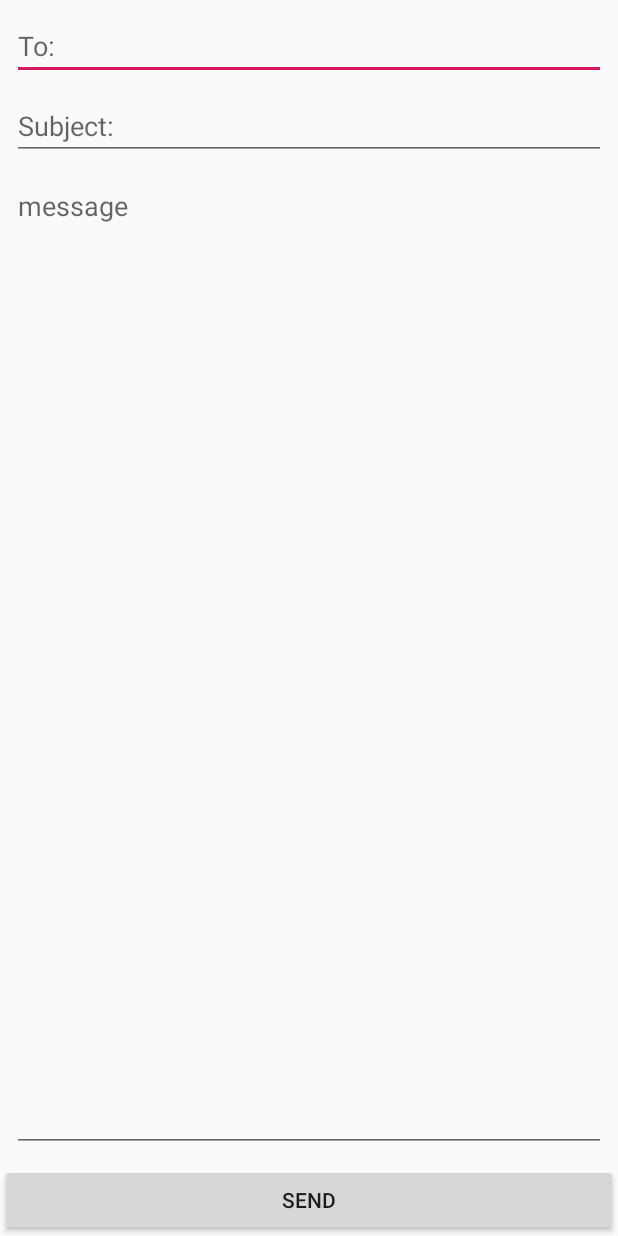
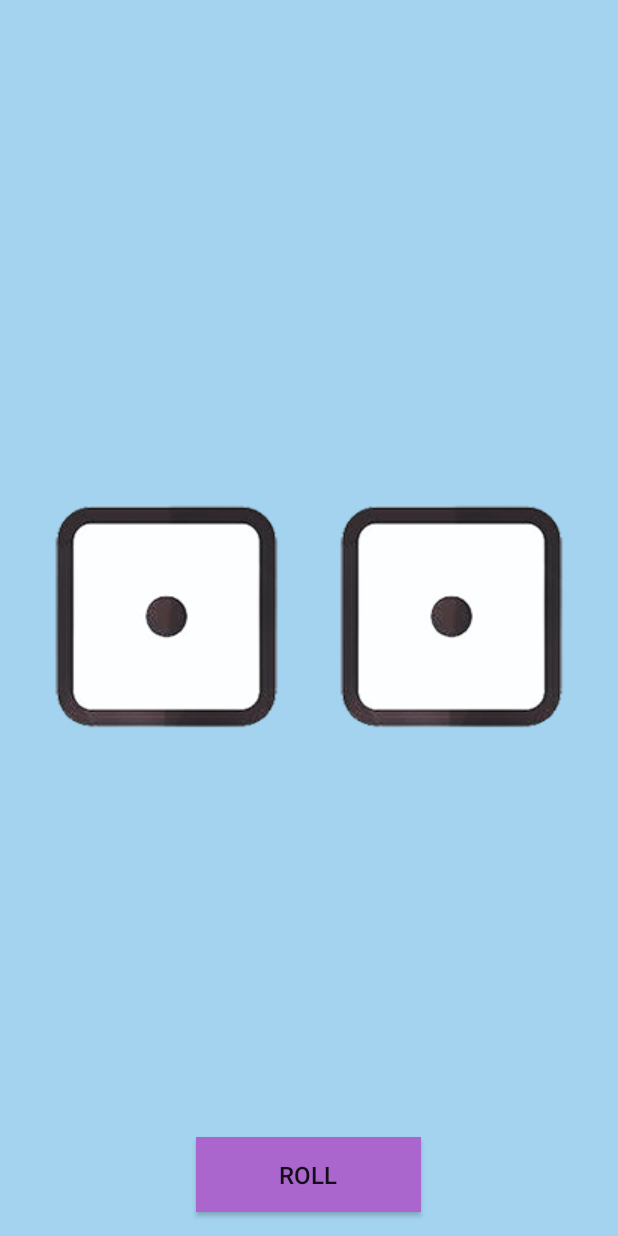
Before and after one commit to omooooori/MyFirstKotlinApp, an Android app: the screen it shows after launch (MailApp before the commit, DiceApp after it), on a phone screen of 412 x 824 dp. Run offline under Robolectric (Android 15) with nearby library versions, the phone set to English and light mode, and no system bars.

Commit message:
Create Dice App page

```diff
--- a/app/src/main/AndroidManifest.xml
+++ b/app/src/main/AndroidManifest.xml
@@ -9,8 +9,8 @@
         android:roundIcon="@mipmap/ic_launcher_round"
         android:supportsRtl="true"
         android:theme="@style/AppTheme">
-<!--        <activity android:name=".MailApp"></activity>-->
-        <activity android:name=".MailApp">
+<!--        <activity android:name=".DiceApp"></activity>-->
+        <activity android:name=".DiceApp">
             <intent-filter>
                 <action android:name="android.intent.action.MAIN" />
 
--- /dev/null
+++ b/app/src/main/java/com/android/wings/websarva/kotlinapp/DiceApp.kt
@@ -0,0 +1,50 @@
+package com.android.wings.websarva.kotlinapp
+
+import androidx.appcompat.app.AppCompatActivity
+import android.os.Bundle
+import android.widget.Button
+import android.widget.ImageView
+import java.util.*
+
+class DiceApp : AppCompatActivity() {
+
+    override fun onCreate(savedInstanceState: Bundle?) {
+        super.onCreate(savedInstanceState)
+        setContentView(R.layout.activity_dice_app)
+
+        val rollButton: Button = findViewById(R.id.button_id)
+
+        val diceOne: ImageView = findViewById(R.id.first_dice)
+        val diceTwo: ImageView = findViewById(R.id.second_dice)
+
+        rollButton.setOnClickListener() {
+            val randomNumber1 = Random().nextInt(6) + 1  // {from 0 to 5} + 1
+
+            val resourceDrawable1 = when (randomNumber1) {
+                1 -> R.drawable.dice1
+                2 -> R.drawable.dice2
+                3 -> R.drawable.dice3
+                4 -> R.drawable.dice4
+                5 -> R.drawable.dice5
+                6 -> R.drawable.dice6
+                else -> R.drawable.dice6
+            }
+
+            diceOne.setImageResource(resourceDrawable1)
+
+            val randomNumber2 = Random().nextInt(6) + 1  // {from 0 to 5} + 1
+
+            val resourceDrawable2 = when (randomNumber2) {
+                1 -> R.drawable.dice1
+                2 -> R.drawable.dice2
+                3 -> R.drawable.dice3
+                4 -> R.drawable.dice4
+                5 -> R.drawable.dice5
+                6 -> R.drawable.dice6
+                else -> R.drawable.dice6
+            }
+
+            diceTwo.setImageResource(resourceDrawable2)
+        }
+    }
+}
--- /dev/null
+++ b/app/src/main/res/layout/activity_dice_app.xml
@@ -0,0 +1,46 @@
+<?xml version="1.0" encoding="utf-8"?>
+<RelativeLayout xmlns:android="http://schemas.android.com/apk/res/android"
+    xmlns:app="http://schemas.android.com/apk/res-auto"
+    xmlns:tools="http://schemas.android.com/tools"
+    android:layout_width="match_parent"
+    android:layout_height="match_parent"
+    android:background="@color/background_color"
+    tools:context=".DiceApp">
+
+    <LinearLayout
+        android:layout_width="match_parent"
+        android:layout_height="wrap_content"
+        android:layout_centerInParent="true"
+        android:gravity="center"
+        android:orientation="horizontal">
+
+        <ImageView
+            android:id="@+id/first_dice"
+            android:layout_width="wrap_content"
+            android:layout_height="wrap_content"
+            android:padding="16dp"
+            android:src="@drawable/dice1"/>
+
+        <ImageView
+            android:id="@+id/second_dice"
+            android:layout_width="wrap_content"
+            android:layout_height="wrap_content"
+            android:padding="16dp"
+            android:src="@drawable/dice1"/>
+
+    </LinearLayout>
+
+    <Button
+        android:id="@+id/button_id"
+        android:layout_width="150dp"
+        android:layout_height="50dp"
+        android:layout_margin="16dp"
+        android:text="@string/button_name"
+        android:textSize="16sp"
+        android:background="@android:color/holo_purple"
+        android:layout_alignParentBottom="true"
+        android:layout_centerInParent="true"/>
+
+
+
+</RelativeLayout>
--- a/app/src/main/res/values/colors.xml
+++ b/app/src/main/res/values/colors.xml
@@ -3,4 +3,6 @@
     <color name="colorPrimary">#008577</color>
     <color name="colorPrimaryDark">#00574B</color>
     <color name="colorAccent">#D81B60</color>
+    <!--    Dice App-->
+    <color name="background_color">#A4D3F0</color>
 </resources>
--- a/app/src/main/res/values/strings.xml
+++ b/app/src/main/res/values/strings.xml
@@ -1,11 +1,13 @@
 <resources>
-<!--    Happy New Year-->
-    <string name="app_name">Happy New Year</string>
+    <!--    Happy New Year-->
+    <string name="app_name">My Kotlin App</string>
     <string name="image_description">happy new year image</string>
     <string name="text_view_string">From Ryosuke</string>
-<!--    Main App-->
+    <!--    Main App-->
     <string name="to_edit_text_string">To:</string>
     <string name="subject_edit_text_string">Subject:</string>
     <string name="message_edit_text_string">message</string>
     <string name="button_string">send</string>
+    <!--    Dice App-->
+    <string name="button_name">ROLL</string>
 </resources>
```
Also changed, not shown: app/src/main/res/drawable/dice1.png (added), app/src/main/res/drawable/dice2.png (added), app/src/main/res/drawable/dice3.png (added), app/src/main/res/drawable/dice4.png (added), app/src/main/res/drawable/dice5.png (added), app/src/main/res/drawable/dice6.png (added).
